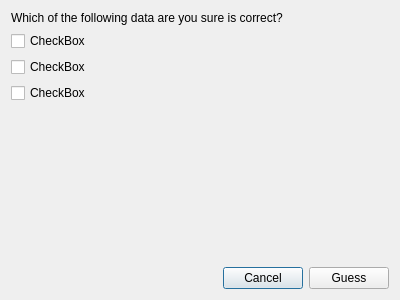
First picture: the form in src/guess.ui, repository chrmorais/aranduka, before the edit.
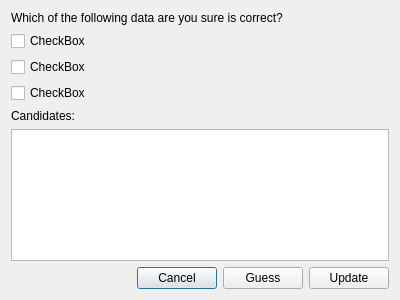
Second picture: the form after the edit.

Commit message: Working (but incomplete) book editor and guesser

Diff of the .ui file:
```diff
--- a/src/guess.ui
+++ b/src/guess.ui
@@ -43,17 +43,14 @@
     </widget>
    </item>
    <item>
-    <spacer name="verticalSpacer">
-     <property name="orientation">
-      <enum>Qt::Vertical</enum>
+    <widget class="QLabel" name="label_2">
+     <property name="text">
+      <string>Candidates:</string>
      </property>
-     <property name="sizeHint" stdset="0">
-      <size>
-       <width>20</width>
-       <height>159</height>
-      </size>
-     </property>
-    </spacer>
+    </widget>
+   </item>
+   <item>
+    <widget class="QListWidget" name="bookList"/>
    </item>
    <item>
     <layout class="QHBoxLayout" name="horizontalLayout">
@@ -84,6 +81,13 @@
        </property>
       </widget>
      </item>
+     <item>
+      <widget class="QPushButton" name="pushButton_3">
+       <property name="text">
+        <string>Update</string>
+       </property>
+      </widget>
+     </item>
     </layout>
    </item>
   </layout>
```
Left out of the diff: 14 changed lines with no effect on the pictures. The commit also changes 2 other files.
